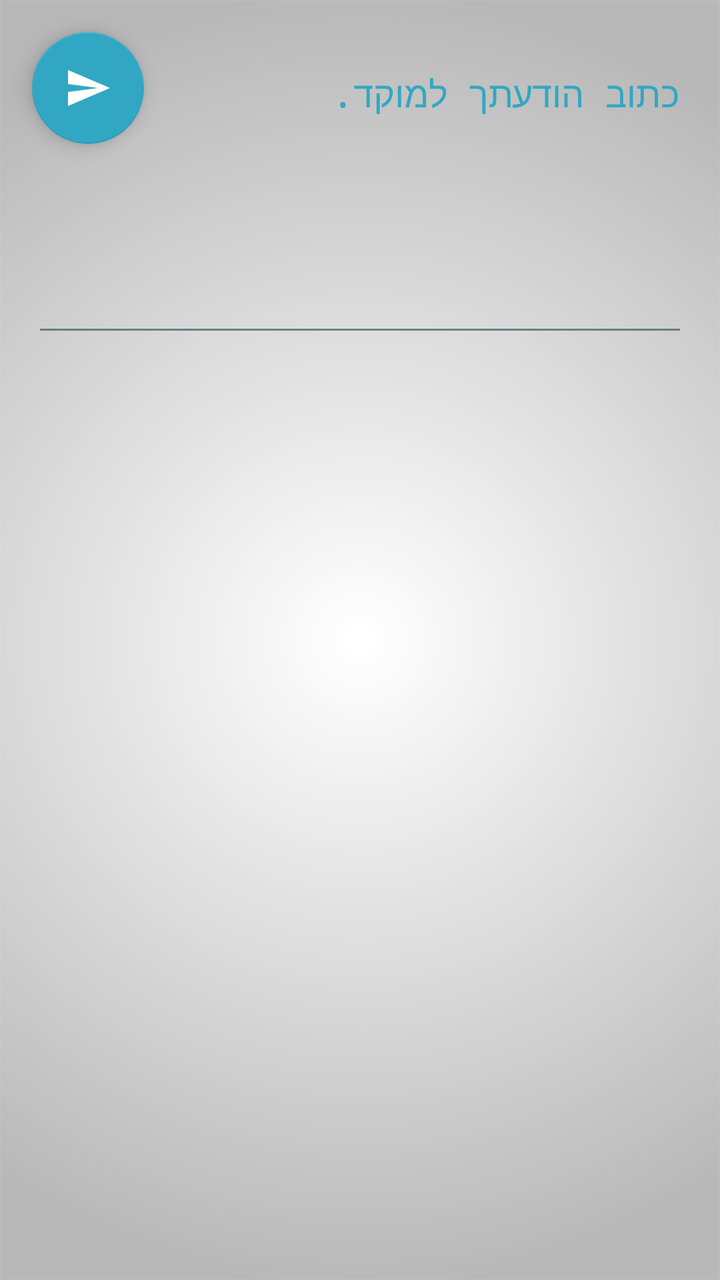
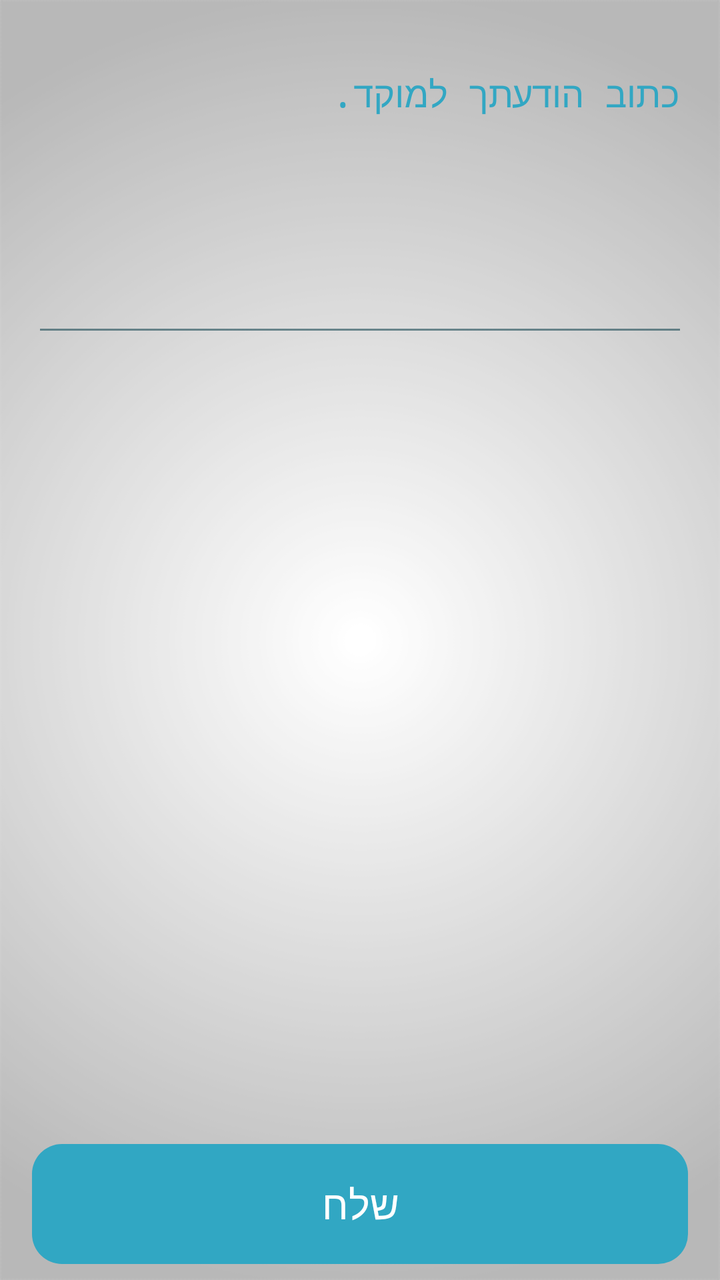

Two renders of the same Android screen: before a commit and after it. Below are the layout's source before the change and the commit's diff.
<!-- AndroidManifest.xml: application theme AppTheme -->
<!-- res/layout/activity_main3.xml -->
<?xml version="1.0" encoding="utf-8"?>
<RelativeLayout xmlns:android="http://schemas.android.com/apk/res/android"
    xmlns:app="http://schemas.android.com/apk/res-auto"
    xmlns:tools="http://schemas.android.com/tools"
    android:layout_width="match_parent"
    android:layout_height="match_parent"
    app:layout_behavior="@string/appbar_scrolling_view_behavior"
    android:fitsSystemWindows="true"
    android:id="@+id/main3"
    tools:context="atlow.chemi.mymada.MainActivity3">
    <android.support.v4.widget.NestedScrollView
        android:layout_width="match_parent"
        android:layout_height="match_parent"
        android:id="@+id/scrollView"
        android:layout_marginBottom="55dp"
        android:layout_alignParentRight="true"
        android:layout_alignParentEnd="true"
        android:layout_alignParentStart="true"
        android:layout_alignParentBottom="false"
        android:layout_alignParentTop="true"
        android:layout_alignParentLeft="true"
        android:fillViewport="false">
        <RelativeLayout
            android:layout_width="match_parent"
            android:layout_height="wrap_content"
            android:paddingBottom="61dp"
            android:paddingTop="@dimen/activity_horizontal_margin"
            android:paddingLeft="@dimen/activity_horizontal_margin"
            android:paddingRight="@dimen/activity_horizontal_margin">
            <android.support.design.widget.TextInputLayout
                android:id="@+id/freeMsg"
                android:layout_width="match_parent"
                android:layout_height="wrap_content">
                <android.support.design.widget.TextInputEditText
                    android:id="@+id/yourMsg"
                    android:layout_width="match_parent"
                    android:layout_height="wrap_content"
                    android:singleLine="true"
                    android:gravity="top"
                    android:lines="6"
                    android:inputType="textMultiLine"
                    android:hint="@string/toMoked" />
            </android.support.design.widget.TextInputLayout>
        </RelativeLayout>
    </android.support.v4.widget.NestedScrollView>
    <android.support.design.widget.FloatingActionButton
        android:layout_width="wrap_content"
        android:layout_height="wrap_content"
        android:id="@+id/yourMsgBtn"
        android:src="@drawable/ic_send"
        android:layout_marginBottom="@dimen/activity_horizontal_margin"
        android:layout_marginTop="@dimen/activity_horizontal_margin"
        android:layout_marginLeft="@dimen/activity_horizontal_margin"
        android:layout_marginRight="@dimen/activity_horizontal_margin"
        app:backgroundTint="@color/ColorAqua"
        app:rippleColor="@color/ColorBlue" />
</RelativeLayout>
<!-- resources referenced by this layout -->
<resources>
  <color name="ColorAqua">#32a7c3</color>
  <color name="ColorBlue">#98194853</color>
  <dimen name="activity_horizontal_margin">16dp</dimen>
  <!-- drawable ic_send (drawable) -->
  <vector xmlns:android="http://schemas.android.com/apk/res/android"
          android:width="24dp"
          android:height="24dp"
          android:viewportWidth="24.0"
          android:viewportHeight="24.0">
      <path
          android:fillColor="#FFFFFFFF"
          android:pathData="M2.01,21L23,12 2.01,3 2,10l15,2 -15,2z" />
  </vector>
  <string name="toMoked">כתוב הודעתך למוקד.</string>
  <style name="AppTheme" parent="Theme.AppCompat.Light">
          
          <item name="android:textColor">@color/Black</item>
          <item name="colorPrimary">@color/ColorPrimary</item>
          <item name="colorPrimaryDark">@color/ColorPrimaryDark</item>
          <item name="android:textColorHintInverse">@color/ColorBlue</item>
          <item name="actionBarTheme">@style/ThemeOverlay.AppCompat.Dark.ActionBar</item>
          <item name="buttonStyle">@style/FButton</item>
          <item name="android:buttonStyle">@style/FButton</item>
          <item name="colorAccent">@color/materialGrey300</item>
          
          <item name="android:actionMenuTextColor">@color/Black</item>
          <item name="android:itemBackground">@color/materialGrey300</item>
          <item name="android:textColorSecondary">@color/ColorRedDark</item>
          <item name="android:windowBackground">@drawable/ic_bgg</item>
          <item name="android:typeface">monospace</item>
  
          <item name="android:textColorHint">@color/ColorAqua</item>
          <item name="colorControlNormal">@color/ColorBlue</item>
          <item name="colorControlActivated">@color/ColorAqua</item>
          <item name="colorControlHighlight">@color/ColorAqua</item>
      </style>
  <color name="Black">#000000</color>
  <color name="ColorPrimary">#10133b</color>
  <color name="ColorPrimaryDark">#1a1d4b</color>
  <style name="FButton" parent="Theme.AppCompat.Light">
          <item name="colorControlHighlight">@color/ColorBlue</item>
          <item name="android:textColor">@color/ColorAqua</item>
          <item name="android:textSize">20sp</item>
      </style>
  <color name="materialGrey300">#ffe0e0e0</color>
  <color name="ColorRedDark">#6b0000</color>
  <!-- drawable ic_bgg: png bitmap (drawable, 33899 bytes) -->
</resources>

<!-- the commit's change to res/layout/activity_main3.xml (unified diff, before → after) -->
@@ -43,15 +43,20 @@
             </android.support.design.widget.TextInputLayout>
         </RelativeLayout>
     </android.support.v4.widget.NestedScrollView>
-    <android.support.design.widget.FloatingActionButton
-        android:layout_width="wrap_content"
-        android:layout_height="wrap_content"
-        android:id="@+id/yourMsgBtn"
-        android:src="@drawable/ic_send"
-        android:layout_marginBottom="@dimen/activity_horizontal_margin"
-        android:layout_marginTop="@dimen/activity_horizontal_margin"
-        android:layout_marginLeft="@dimen/activity_horizontal_margin"
-        android:layout_marginRight="@dimen/activity_horizontal_margin"
-        app:backgroundTint="@color/ColorAqua"
-        app:rippleColor="@color/ColorBlue" />
+    <Button
+        android:id="@+id/yourMsgBtnNew"
+        android:layout_width="match_parent"
+        android:layout_height="60dp"
+        android:layout_alignParentBottom="true"
+        android:layout_centerHorizontal="true"
+        android:layout_marginStart="@dimen/activity_vertical_margin"
+        android:layout_marginEnd="@dimen/activity_vertical_margin"
+        android:paddingEnd="@dimen/activity_horizontal_margin"
+        android:paddingStart="@dimen/activity_horizontal_margin"
+        android:layout_marginBottom="8dp"
+        android:background="@drawable/btns_new"
+        android:gravity="center|center_horizontal|center_vertical"
+        android:text="@string/succ"
+        android:textColor="#FFF"
+        android:textSize="20sp" />
 </RelativeLayout>
<!-- resource entries referenced after the edit -->
@@ -3,16 +3,23 @@
   <color name="ColorAqua">#32a7c3</color>
   <color name="ColorBlue">#98194853</color>
   <dimen name="activity_horizontal_margin">16dp</dimen>
-  <!-- drawable ic_send (drawable) -->
-  <vector xmlns:android="http://schemas.android.com/apk/res/android"
-          android:width="24dp"
-          android:height="24dp"
-          android:viewportWidth="24.0"
-          android:viewportHeight="24.0">
-      <path
-          android:fillColor="#FFFFFFFF"
-          android:pathData="M2.01,21L23,12 2.01,3 2,10l15,2 -15,2z" />
-  </vector>
+  <dimen name="activity_vertical_margin">16dp</dimen>
+  <!-- drawable btns_new (drawable) -->
+  <?xml version="1.0" encoding="utf-8"?>
+  <shape xmlns:android="http://schemas.android.com/apk/res/android"
+      android:shape="rectangle">
+      <corners android:radius="15dp" />
+      <solid android:color="@color/ColorNice" />
+      <padding
+          android:right="0dp"
+          android:left="0dp"
+          android:bottom="0dp"
+          android:top="0dp" />
+      <stroke
+          android:width="0dp"
+          android:color="#1e869f" />
+  </shape>
+  <string name="succ">שלח</string>
   <string name="toMoked">כתוב הודעתך למוקד.</string>
   <style name="AppTheme" parent="Theme.AppCompat.Light">
           
@@ -36,6 +43,7 @@
           <item name="colorControlActivated">@color/ColorAqua</item>
           <item name="colorControlHighlight">@color/ColorAqua</item>
       </style>
+  <color name="ColorNice">#31a7c3</color>
   <color name="Black">#000000</color>
   <color name="ColorPrimary">#10133b</color>
   <color name="ColorPrimaryDark">#1a1d4b</color>
